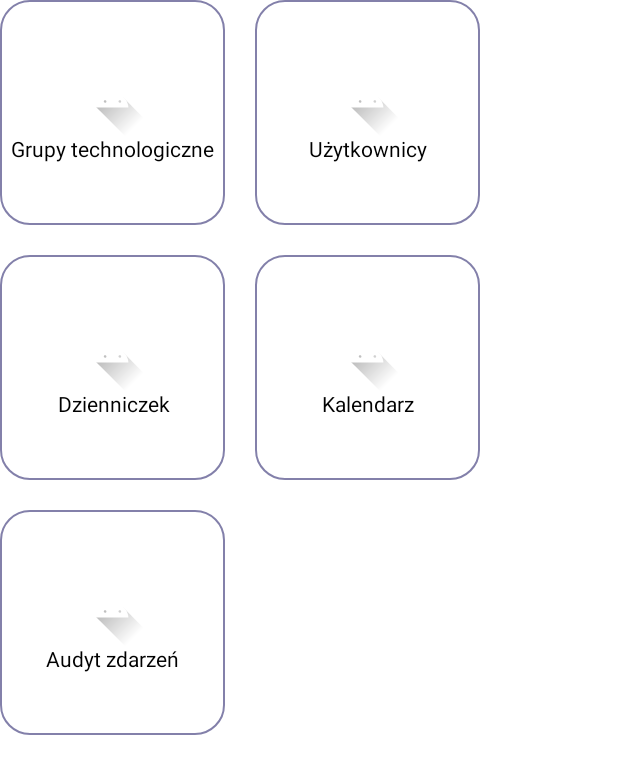
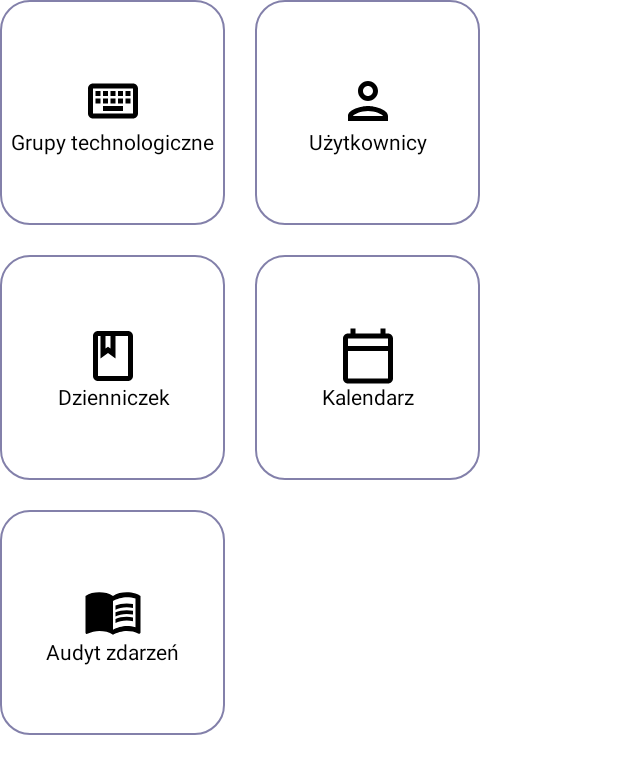
Before and after one commit to intive/patronage21-android, an Android app built with Jetpack Compose: the @Preview function HomeScreenBoxButtonsGridPreview, on a phone screen of 412 x 824 dp. Shown: the top 774 px of the screen. Run offline under Robolectric (Android 15) with nearby library versions, the phone set to English and light mode, and no system bars.

Commit message:
Icons set

```diff
--- a/app/src/main/java/com/example/patron_a_tive/ui/components/HomeScreen.kt
+++ b/app/src/main/java/com/example/patron_a_tive/ui/components/HomeScreen.kt
@@ -6,7 +6,7 @@ import androidx.compose.foundation.shape.RoundedCornerShape
 import androidx.compose.material.Icon
 import androidx.compose.material.Text
 import androidx.compose.material.icons.Icons
-import androidx.compose.material.icons.outlined.Search
+import androidx.compose.material.icons.outlined.*
 import androidx.compose.runtime.Composable
 import androidx.compose.ui.Alignment
 import androidx.compose.ui.Modifier
@@ -78,24 +78,22 @@ fun HomeScreenBoxButtonsGrid(modifier: Modifier = Modifier, navController: NavCo
                 text = stringResource(R.string.tech_groups_module),
                 onClick = { /*TODO: Place technology groups module navDestination here*/ },
             ){
-                Image(modifier = Modifier
-                    .height(50.dp)
-                    .width(50.dp),
-                    painter = painterResource(R.drawable.ic_launcher_foreground),
-                    contentDescription = "Module miniature",
-                    contentScale = ContentScale.Crop)
+                Icon(
+                    Icons.Outlined.Keyboard,
+                    contentDescription = "technologyGroupsModule miniature",
+                    Modifier.requiredSize(40.dp)
+                )
             }
             Spacer(modifier = modifier)
             BoxButton(
                 text = stringResource(R.string.users_module),
                 onClick = { /*TODO: Place users module navDestination here*/ }
             ){
-                Image(modifier = Modifier
-                    .height(50.dp)
-                    .width(50.dp),
-                    painter = painterResource(R.drawable.ic_launcher_foreground),
-                    contentDescription = "Module miniature",
-                    contentScale = ContentScale.Crop)
+                Icon(
+                    Icons.Outlined.Person,
+                    contentDescription = "usersModule miniature",
+                    Modifier.requiredSize(40.dp)
+                )
             }
         }
         Spacer(modifier = modifier)
@@ -104,24 +102,22 @@ fun HomeScreenBoxButtonsGrid(modifier: Modifier = Modifier, navController: NavCo
                 text = stringResource(R.string.diary_module),
                 onClick = { /*TODO: Place diary module navDestination here*/ }
             ){
-                Image(modifier = Modifier
-                    .height(50.dp)
-                    .width(50.dp),
-                    painter = painterResource(R.drawable.ic_launcher_foreground),
-                    contentDescription = "Module miniature",
-                    contentScale = ContentScale.Crop)
+                Icon(
+                    Icons.Outlined.Book,
+                    contentDescription = "diaryModule miniature",
+                    Modifier.requiredSize(40.dp)
+                )
             }
             Spacer(modifier = modifier)
             BoxButton(
                 text = stringResource(R.string.calendar_module),
                 onClick = { /*TODO: Place calendar module navDestination here*/ }
             ){
-                Image(modifier = Modifier
-                    .height(50.dp)
-                    .width(50.dp),
-                    painter = painterResource(R.drawable.ic_launcher_foreground),
-                    contentDescription = "Module miniature",
-                    contentScale = ContentScale.Crop)
+                Icon(
+                    Icons.Outlined.CalendarToday,
+                    contentDescription = "calendarModule miniature",
+                    Modifier.requiredSize(40.dp)
+                )
             }
         }
         Spacer(modifier = modifier)
@@ -130,12 +126,11 @@ fun HomeScreenBoxButtonsGrid(modifier: Modifier = Modifier, navController: NavCo
                 text = stringResource(R.string.logs_module)
                 , onClick = { /*TODO: Place logs module navDestination here*/ }
             ){
-                Image(modifier = Modifier
-                    .height(50.dp)
-                    .width(50.dp),
-                    painter = painterResource(R.drawable.ic_launcher_foreground),
-                    contentDescription = "Module miniature",
-                    contentScale = ContentScale.Crop)
+                Icon(
+                    Icons.Outlined.MenuBook,
+                    contentDescription = "logsModule miniature",
+                    Modifier.requiredSize(40.dp)
+                )
             }
         }
     }
```
